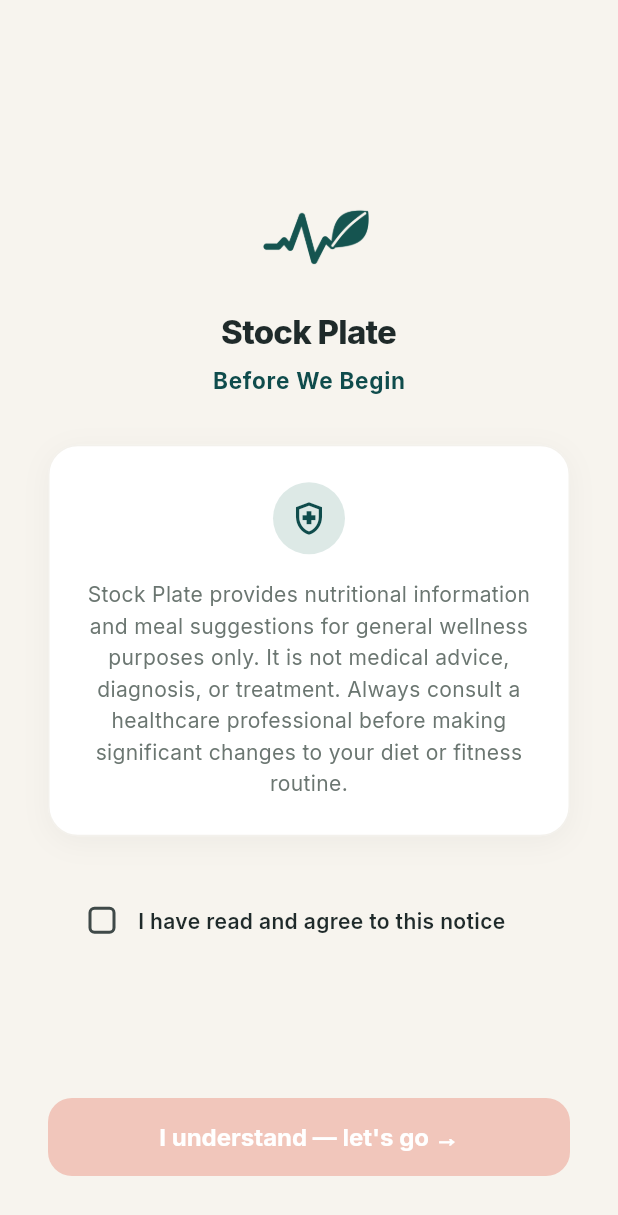
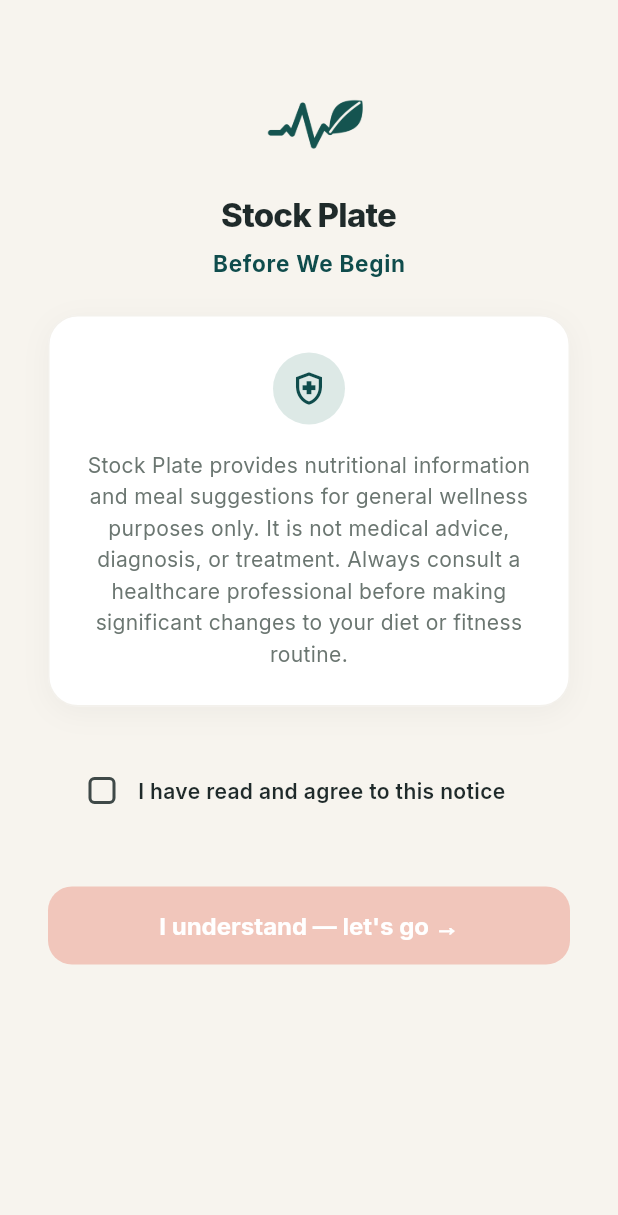
Before and after one commit to PJPhukan/Health-tracker, a Flutter app: the screen it shows after launch, on a phone screen of 412 x 824 dp. Shown: the top 1215 px of the screen. Run offline on Flutter 3.47's test engine with Material 3 defaults, Android fonts, the phone set to English and light mode, and no system bars; our stand-ins replace cloud_firestore, connectivity_plus, firebase_auth, firebase_core, fl_chart, flutter_local_notifications and 12 more; missing offline and left inert: health, purchases_flutter, tutorial_coach_mark; accounts and stored records are empty.

Commit message:
polish(verification): ensure overflow-proof disclaimer, safe banner listener, and async test stability

```diff
--- a/lib/screens/onboarding/disclaimer_screen.dart
+++ b/lib/screens/onboarding/disclaimer_screen.dart
@@ -29,19 +29,20 @@
     return Scaffold(
       backgroundColor: AppColors.cream,
       body: SafeArea(
-        child: Padding(
+        child: SingleChildScrollView(
           padding: const EdgeInsets.symmetric(
             horizontal: AppSpacing.xl,
             vertical: AppSpacing.lg,
           ),
           child: Column(
+            crossAxisAlignment: CrossAxisAlignment.center,
             children: [
-              const Spacer(),
+              const SizedBox(height: AppSpacing.md),
               // Centered App Logo
               Image.asset(
                 'assets/branding/logo.png',
-                width: 80,
-                height: 80,
+                width: 72,
+                height: 72,
               ),
               const SizedBox(height: AppSpacing.md),
               Text(
@@ -61,7 +62,7 @@
                   letterSpacing: 0.5,
                 ),
               ),
-              const SizedBox(height: AppSpacing.xl),
+              const SizedBox(height: AppSpacing.lg),
 
               // Disclaimer Card
               Container(
@@ -143,7 +144,7 @@
                   ),
                 ),
               ),
-              const Spacer(),
+              const SizedBox(height: AppSpacing.xl),
 
               // Proceed CTA button
               SizedBox(
```
Also changed, not shown: lib/widgets/offline_banner.dart (+12 -6 lines), 3 other files.
